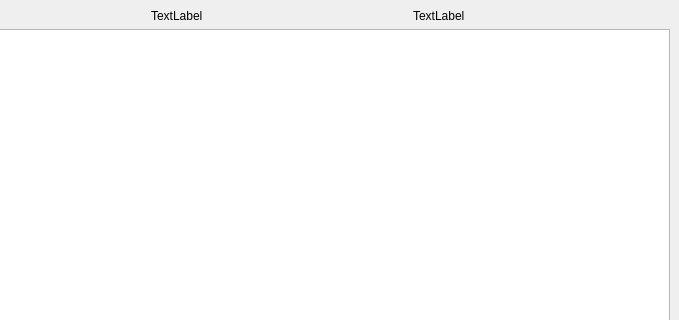
The window that Interfaz/interfazLabView.ui (JhovaneSotoP/LabSphere) describes before a commit, drawn with Qt 5; both pictures show x 121 to 800 and y 0 to 320 of the 800 by 600 pixel window.
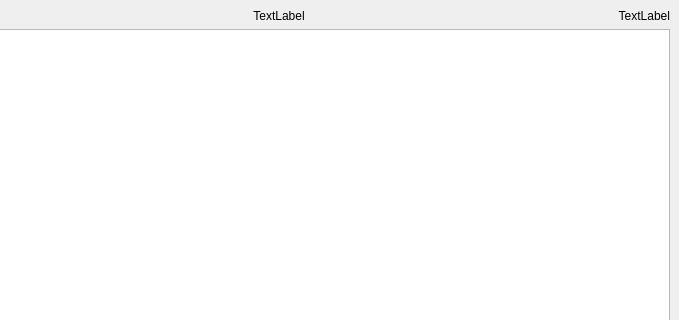
The same window after the commit.

Commit message: Diseño del viewer mejorado

Diff of the .ui file:
```diff
--- a/Interfaz/interfazLabView.ui
+++ b/Interfaz/interfazLabView.ui
@@ -40,6 +40,9 @@
           <property name="text">
            <string>TextLabel</string>
           </property>
+          <property name="alignment">
+           <set>Qt::AlignCenter</set>
+          </property>
          </widget>
         </item>
         <item>
@@ -47,6 +50,9 @@
           <property name="text">
            <string>TextLabel</string>
           </property>
+          <property name="alignment">
+           <set>Qt::AlignRight|Qt::AlignTrailing|Qt::AlignVCenter</set>
+          </property>
          </widget>
         </item>
        </layout>
```
The commit also changes 2 other files.
